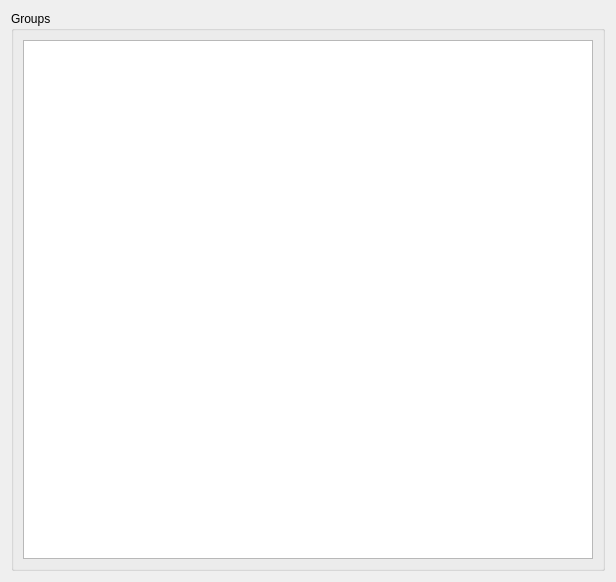
The window that app/gui/groups.ui (ensisoft/newsflash-plus) describes before a commit, drawn with Qt 5.
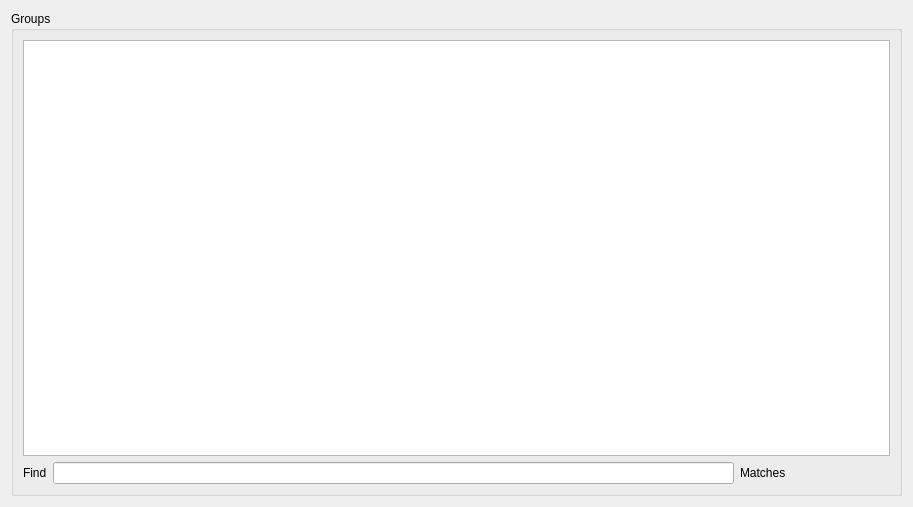
The same window after the commit. Icons and pictures are not drawn.

Patch:
```diff
--- a/app/gui/groups.ui
+++ b/app/gui/groups.ui
@@ -6,8 +6,8 @@
    <rect>
     <x>0</x>
     <y>0</y>
-    <width>616</width>
-    <height>582</height>
+    <width>913</width>
+    <height>507</height>
    </rect>
   </property>
   <property name="windowTitle">
@@ -49,6 +49,33 @@
         </attribute>
        </widget>
       </item>
+      <item>
+       <layout class="QHBoxLayout" name="horizontalLayout_2">
+        <item>
+         <widget class="QLabel" name="label">
+          <property name="text">
+           <string>Find</string>
+          </property>
+         </widget>
+        </item>
+        <item>
+         <widget class="QLineEdit" name="editFilter"/>
+        </item>
+        <item>
+         <widget class="QLabel" name="lblInfo">
+          <property name="minimumSize">
+           <size>
+            <width>150</width>
+            <height>0</height>
+           </size>
+          </property>
+          <property name="text">
+           <string>Matches</string>
+          </property>
+         </widget>
+        </item>
+       </layout>
+      </item>
      </layout>
     </widget>
    </item>
```
